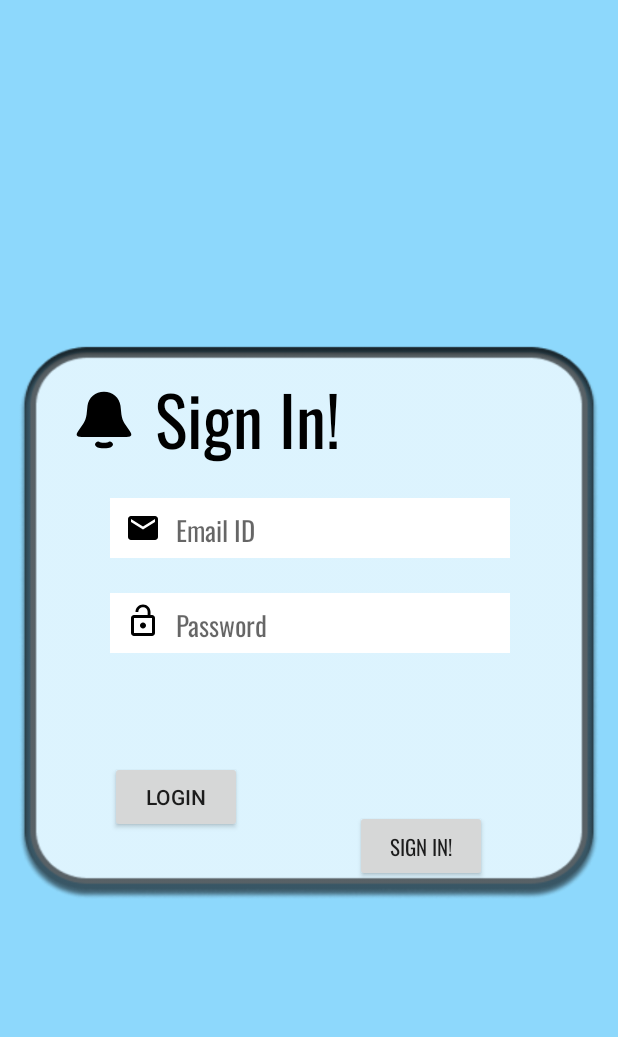
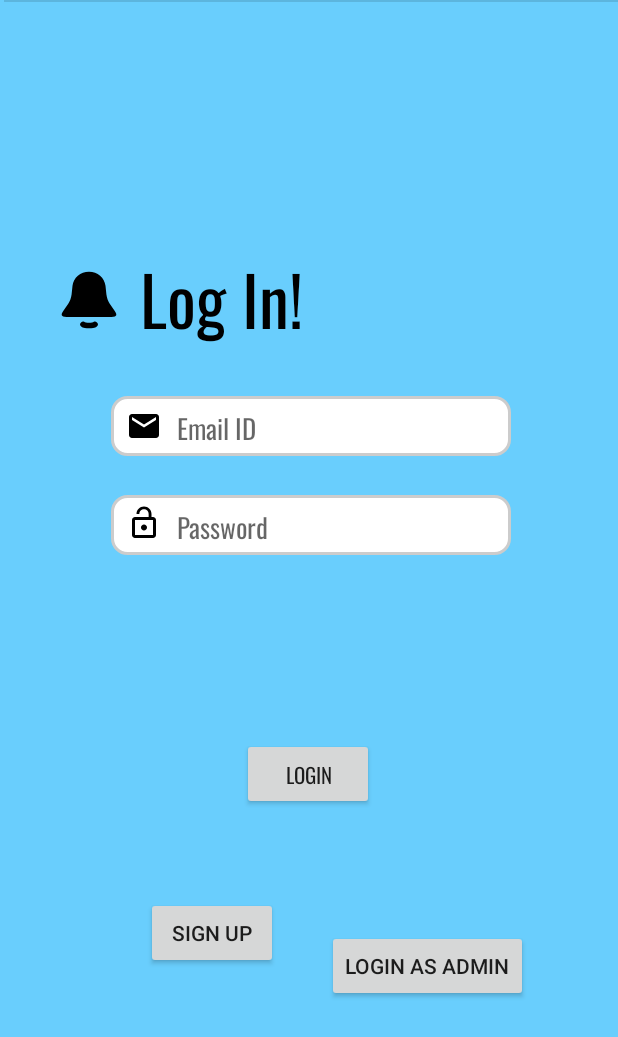
Before and after one commit to dev-OwaisKhan/Beep, an Android app: the screen it shows after launch (SignIn before the commit, LogIn after it), on a phone screen of 412 x 824 dp. Shown: the top 1037 px of the screen. Run offline under Robolectric (Android 15) with nearby library versions, the phone set to English and light mode, and no system bars.

Commit message:
bug fixed

```diff
--- a/app/src/main/AndroidManifest.xml
+++ b/app/src/main/AndroidManifest.xml
@@ -2,6 +2,7 @@
 <manifest xmlns:android="http://schemas.android.com/apk/res/android"
     xmlns:tools="http://schemas.android.com/tools"
     package="com.example.beep" >
+    <uses-permission android:name="android.permission.INTERNET"/>
 
     <application
         android:allowBackup="true"
@@ -15,13 +16,14 @@
         tools:targetApi="31" >
         <activity
             android:name=".HomeAdmin"
+
             android:exported="false" >
             <meta-data
                 android:name="android.app.lib_name"
                 android:value="" />
         </activity>
         <activity
-            android:name=".LoginUser"
+            android:name=".SignUp_User"
             android:exported="false" >
             <meta-data
                 android:name="android.app.lib_name"
@@ -41,9 +43,6 @@
             android:name=".Setting"
             android:exported="false" />
         <activity
-            android:name=".Test"
-            android:exported="false" />
-        <activity
             android:name=".SplashScreen"
             android:exported="true" >
             <intent-filter>
@@ -56,7 +55,7 @@
             android:name=".Notification_details"
             android:exported="false" />
         <activity
-            android:name=".SignIn"
+            android:name=".LogIn"
             android:exported="true" />
         <activity
             android:name=".HomeUser"
--- a/app/src/main/java/com/example/beep/SignIn.java
+++ b/app/src/main/java/com/example/beep/LogIn.java
@@ -9,49 +9,59 @@ import android.widget.Button;
 import android.widget.EditText;
 import android.widget.Toast;
 
-public class SignIn extends AppCompatActivity {
+public class LogIn extends AppCompatActivity {
 
     EditText email, password ;
-    Button enter,login;
+    Button login, signup, login_admin;
     String check_mail,mail;
 
     @Override
     protected void onCreate(Bundle savedInstanceState) {
         super.onCreate(savedInstanceState);
-        setContentView(R.layout.activity_sign_in);
+        setContentView(R.layout.activity_log_in);
 
         email = findViewById(R.id.emailID);
         password = findViewById(R.id.passwordText);
-        enter = findViewById(R.id.button_sign);
-        login = findViewById(R.id.signin_login);
+        login = findViewById(R.id.login);
+        signup = findViewById(R.id.signup);
+        login_admin = findViewById(R.id.login_as_admin);
 
 
-       enter.setOnClickListener(new View.OnClickListener() {
+       login.setOnClickListener(new View.OnClickListener() {
            @Override
            public void onClick(View view) {
                check_mail = "@jainuniversity.ac.in";
                mail = email.getText().toString();
                if (mail.isEmpty() || mail.toLowerCase().contains(check_mail) == false || mail.length() != 31)
                {
-                   Toast.makeText(SignIn.this, "Invalid Email", Toast.LENGTH_SHORT).show();
+                   Toast.makeText(LogIn.this, "Invalid Email", Toast.LENGTH_SHORT).show();
                }
                else if (password.getText().toString().isEmpty() || password.getText().toString().length()!=8)
                {
-                   Toast.makeText(SignIn.this, "Invalid Password", Toast.LENGTH_SHORT).show();
+                   Toast.makeText(LogIn.this, "Invalid Password", Toast.LENGTH_SHORT).show();
                }
                else
                {
-                   Intent intent = new Intent(SignIn.this, HomeUser.class);
+                   Intent intent = new Intent(LogIn.this, HomeUser.class);
                    startActivity(intent);
                    finish();
                }
            }
        });
 
-       login.setOnClickListener(new View.OnClickListener() {
+       signup.setOnClickListener(new View.OnClickListener() {
            @Override
            public void onClick(View view) {
-               Intent intent = new Intent(SignIn.this,LoginUser.class);
+               Intent intent = new Intent(LogIn.this, SignUp_User.class);
+               startActivity(intent);
+               finish();
+           }
+       });
+
+       login_admin.setOnClickListener(new View.OnClickListener() {
+           @Override
+           public void onClick(View view) {
+               Intent intent = new Intent(LogIn.this,LoginAdmin.class);
                startActivity(intent);
                finish();
            }
--- a/app/src/main/java/com/example/beep/LoginAdmin.java
+++ b/app/src/main/java/com/example/beep/LoginAdmin.java
@@ -19,7 +19,7 @@ public class LoginAdmin extends AppCompatActivity {
         super.onCreate(savedInstanceState);
         setContentView(R.layout.activity_login_admin);
 
-        login_admin = findViewById(R.id.button_admin_login);
+        login_admin = findViewById(R.id.admin_login_button);
         email = findViewById(R.id.admin_email);
         password = findViewById(R.id.admin_password);
 
--- a/app/src/main/java/com/example/beep/SplashScreen.java
+++ b/app/src/main/java/com/example/beep/SplashScreen.java
@@ -29,7 +29,7 @@ public class SplashScreen extends AppCompatActivity {
         handler = new Handler();
         handler.postDelayed(() ->
                 {
-                        Intent intent = new Intent(SplashScreen.this, SignIn.class);
+                        Intent intent = new Intent(SplashScreen.this, LogIn.class);
                         startActivity(intent);
                         finish();
 
--- /dev/null
+++ b/app/src/main/res/drawable/round_cornor.xml
@@ -0,0 +1,14 @@
+<?xml version="1.0" encoding="utf-8"?>
+<shape
+    xmlns:android="http://schemas.android.com/apk/res/android"
+    android:shape="rectangle">
+
+    <corners android:radius="10dp" />
+
+    <!-- This is the border color -->
+    <stroke android:width="2dp" android:color="#ccc" />
+
+    <!--- This is the background color -->
+    <solid android:color="#ffffff" />
+
+</shape>
--- a/app/src/main/res/layout/activity_sign_in.xml
+++ b/app/src/main/res/layout/activity_log_in.xml
@@ -4,17 +4,33 @@
     xmlns:tools="http://schemas.android.com/tools"
     android:layout_width="match_parent"
     android:layout_height="match_parent"
-    tools:context=".SignIn"
-    android:background="@drawable/signin_back"
+    tools:context=".LogIn"
+    android:background="@color/blue"
     >
+
+    <TextView
+        android:id="@+id/SignIn"
+        android:layout_width="255dp"
+        android:layout_height="80dp"
+        android:layout_marginTop="160dp"
+        android:drawableStart="@drawable/ic_beep_logo"
+        android:drawablePadding="10dp"
+        android:fontFamily="@font/oswald"
+        android:text="@string/login"
+        android:textColor="#000000"
+        android:textSize="45dp"
+        app:layout_constraintEnd_toEndOf="parent"
+        app:layout_constraintHorizontal_bias="0.224"
+        app:layout_constraintStart_toStartOf="parent"
+        app:layout_constraintTop_toTopOf="parent" />
 
     <EditText
         android:id="@+id/emailID"
         android:layout_width="wrap_content"
         android:layout_height="40dp"
-        android:layout_marginStart="73dp"
-        android:layout_marginTop="332dp"
-        android:background="#FFFFFF"
+        android:layout_marginStart="74dp"
+        android:layout_marginTop="264dp"
+        android:background="@drawable/round_cornor"
         android:drawableStart="@drawable/ic_email"
         android:drawablePadding="10dp"
         android:ems="10"
@@ -31,11 +47,11 @@
         android:id="@+id/passwordText"
         android:layout_width="wrap_content"
         android:layout_height="40dp"
-        android:layout_marginStart="73dp"
+        android:layout_marginStart="74dp"
         android:layout_marginTop="23dp"
         android:layout_marginEnd="72dp"
         android:layout_marginBottom="8dp"
-        android:background="#ffffff"
+        android:background="@drawable/round_cornor"
         android:drawableStart="@drawable/ic_pass"
         android:drawablePadding="10dp"
         android:ems="10"
@@ -43,50 +59,53 @@
         android:hint="Password"
         android:inputType="numberPassword"
         android:paddingStart="10dp"
-        app:layout_constraintBottom_toTopOf="@+id/signin_login"
+        app:layout_constraintBottom_toTopOf="@+id/signup"
         app:layout_constraintEnd_toEndOf="parent"
         app:layout_constraintHorizontal_bias="0.0"
         app:layout_constraintStart_toStartOf="parent"
         app:layout_constraintTop_toBottomOf="@+id/emailID"
-        app:layout_constraintVertical_bias="0.0" />
-
-    <TextView
-        android:id="@+id/SignIn"
-        android:layout_width="255dp"
-        android:layout_height="80dp"
-        android:layout_marginTop="240dp"
-        android:drawableStart="@drawable/ic_beep_logo"
-        android:drawablePadding="10dp"
-        android:fontFamily="@font/oswald"
-        android:text="@string/signin"
-        android:textColor="#000000"
-        android:textSize="45dp"
-        app:layout_constraintEnd_toEndOf="parent"
-        app:layout_constraintHorizontal_bias="0.288"
-        app:layout_constraintStart_toStartOf="parent"
-        app:layout_constraintTop_toTopOf="parent" />
+        app:layout_constraintVertical_bias="0.011" />
 
     <Button
-        android:id="@+id/button_sign"
+        android:id="@+id/login"
         android:layout_width="wrap_content"
         android:layout_height="wrap_content"
-        android:layout_marginBottom="236dp"
+        android:layout_marginBottom="284dp"
         android:fontFamily="@font/oswald"
-        android:text="@string/signin"
+        android:text="@string/user_login"
         app:layout_constraintBottom_toBottomOf="parent"
         app:layout_constraintEnd_toEndOf="parent"
-        app:layout_constraintHorizontal_bias="0.73"
+        app:layout_constraintHorizontal_bias="0.498"
         app:layout_constraintStart_toStartOf="parent" />
 
     <Button
-        android:id="@+id/signin_login"
+        android:id="@+id/signup"
         android:layout_width="wrap_content"
         android:layout_height="wrap_content"
-        android:text="@string/user_login"
+        android:text="@string/signup"
         app:layout_constraintBottom_toBottomOf="parent"
         app:layout_constraintEnd_toEndOf="parent"
-        app:layout_constraintHorizontal_bias="0.226"
+        app:layout_constraintHorizontal_bias="0.3"
         app:layout_constraintStart_toStartOf="parent"
         app:layout_constraintTop_toTopOf="parent"
-        app:layout_constraintVertical_bias="0.654" />
+        app:layout_constraintVertical_bias="0.771" />
+
+    <View
+        android:id="@+id/divider2"
+        android:layout_width="409dp"
+        android:layout_height="1dp"
+        android:background="?android:attr/listDivider"
+        app:layout_constraintEnd_toEndOf="parent"
+        tools:layout_editor_absoluteY="490dp" />
+
+    <Button
+        android:id="@+id/login_as_admin"
+        android:layout_width="wrap_content"
+        android:layout_height="wrap_content"
+        android:layout_marginBottom="156dp"
+        android:text="@string/admin_login"
+        app:layout_constraintBottom_toBottomOf="parent"
+        app:layout_constraintEnd_toEndOf="parent"
+        app:layout_constraintHorizontal_bias="0.783"
+        app:layout_constraintStart_toStartOf="parent" />
 </androidx.constraintlayout.widget.ConstraintLayout>
--- a/app/src/main/res/values/strings.xml
+++ b/app/src/main/res/values/strings.xml
@@ -1,8 +1,10 @@
 <resources>
     <string name="app_name">Beep</string>
-    <string name="signin">Sign In!</string>
+    <string name="signup">Sign Up</string>
     <string name="admin_login">Login as Admin</string>
     <string name="user_login">Login</string>
     <string name="password">Password</string>
     <string name="email">Email</string>
+    <string name="login">Log In!</string>
+
 </resources>
```
Also changed, not shown: app/src/main/java/com/example/beep/SignUp_User.java (renamed from app/src/main/java/com/example/beep/LoginUser.java, +7 -15 lines), app/src/main/java/com/example/beep/Test.java (deleted, +0 -14 lines), app/src/main/res/layout/activity_login_admin.xml (+5 -3 lines), app/src/main/res/layout/activity_signup_user.xml (renamed from app/src/main/res/layout/activity_login_user.xml, +10 -29 lines), app/src/main/res/layout/activity_test.xml (deleted, +0 -18 lines).
